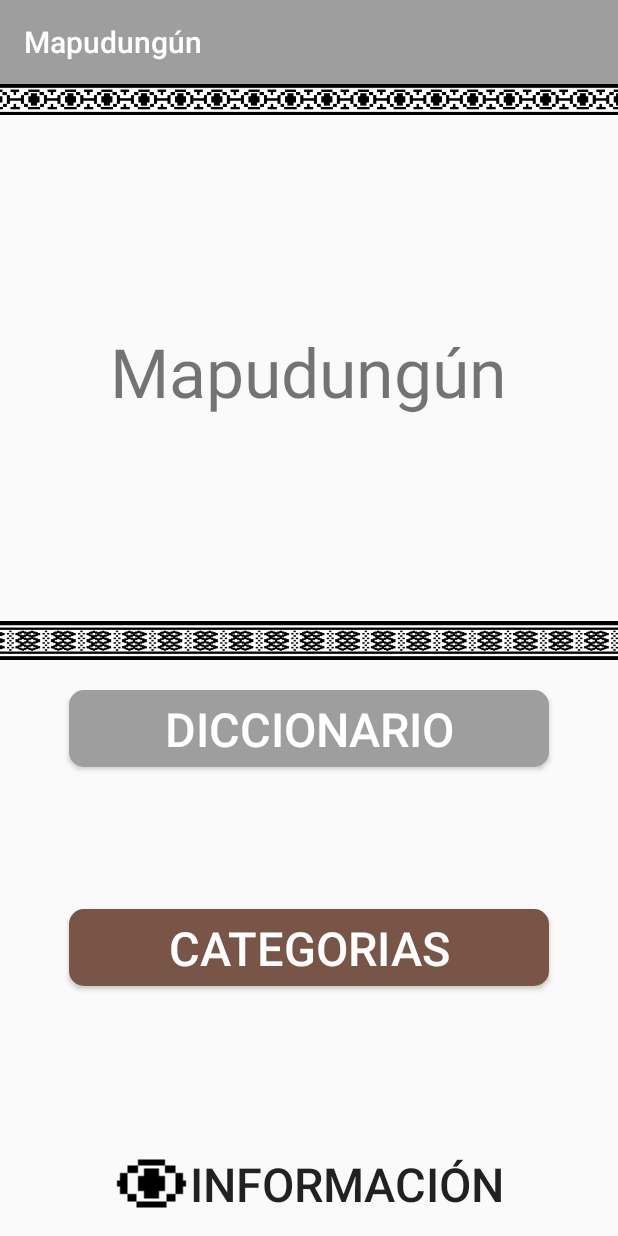
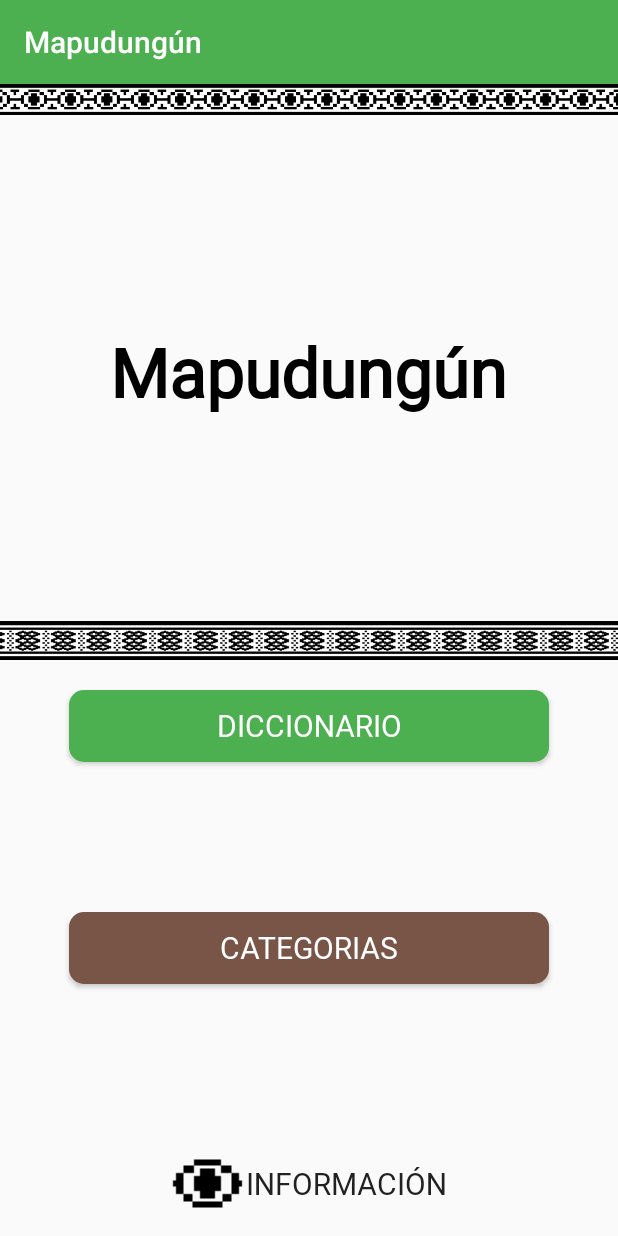
Before and after one commit to AquiEstaElCodigo/Mapudungun, an Android app: the screen it shows after launch (MainActivity), on a phone screen of 412 x 824 dp. Run offline under Robolectric (Android 15) with nearby library versions, the phone set to English and light mode, and no system bars.

Commit message:
estilo actividades

```diff
--- a/app/src/main/res/layout-land/activity_abc_.xml
+++ b/app/src/main/res/layout-land/activity_abc_.xml
@@ -31,7 +31,8 @@
             android:orientation="vertical">
 
             <TextView
-                android:id="@+id/textView3"
+                android:id="@+id/titulo_diccionario"
+                style="@style/estilo_titulos"
                 android:layout_width="wrap_content"
                 android:layout_height="wrap_content"
                 android:layout_gravity="center_horizontal|center"
--- a/app/src/main/res/layout-land/activity_categorias.xml
+++ b/app/src/main/res/layout-land/activity_categorias.xml
@@ -31,6 +31,7 @@
 
             <TextView
                 android:id="@+id/tv_tituloCategorias"
+                style="@style/estilo_titulos"
                 android:layout_width="wrap_content"
                 android:layout_height="wrap_content"
                 android:layout_gravity="center_horizontal|center"
--- a/app/src/main/res/layout-land/activity_main.xml
+++ b/app/src/main/res/layout-land/activity_main.xml
@@ -1,6 +1,5 @@
 <?xml version="1.0" encoding="utf-8"?>
-<LinearLayout
-    xmlns:android="http://schemas.android.com/apk/res/android"
+<LinearLayout xmlns:android="http://schemas.android.com/apk/res/android"
     xmlns:app="http://schemas.android.com/apk/res-auto"
     xmlns:tools="http://schemas.android.com/tools"
     android:layout_width="match_parent"
@@ -26,8 +25,8 @@
         <FrameLayout
             android:layout_width="match_parent"
             android:layout_height="match_parent"
-            android:orientation="vertical"
-            android:layout_weight="1">
+            android:layout_weight="1"
+            android:orientation="vertical">
 
             <ImageView
                 android:id="@+id/imageView2"
@@ -39,11 +38,12 @@
                 android:src="@mipmap/banner_lat_land" />
 
             <TextView
+                android:id="@+id/textView4"
+                style="@style/estilo_titulos"
                 android:layout_width="wrap_content"
                 android:layout_height="wrap_content"
+                android:layout_gravity="center"
                 android:text="@string/titulo_act_principal"
-                android:id="@+id/textView4"
-                android:layout_gravity="center"
                 android:textSize="@dimen/tamano_titulo" />
 
         </FrameLayout>
@@ -51,35 +51,35 @@
         <FrameLayout
             android:layout_width="match_parent"
             android:layout_height="match_parent"
-        android:orientation="vertical"
-        android:layout_weight="1">
+            android:layout_weight="1"
+            android:orientation="vertical">
 
 
             <Button
+                android:id="@+id/btn_diccionario"
                 android:layout_width="wrap_content"
                 android:layout_height="wrap_content"
+                android:layout_gravity="center_horizontal|top"
+                android:layout_marginTop="@dimen/margen_sup_boton"
+                android:width="@dimen/ancho_boton"
+                android:background="@drawable/redondear_boton"
+                android:onClick="ejecutarBotonesMain"
                 android:text="@string/boton_diccionario"
-            android:background="@drawable/redondear_boton"
-            android:id="@+id/btn_diccionario"
                 android:textColor="@color/ColorTextoBoton"
-            android:textSize="@dimen/tamano_texto_boton"
-            android:layout_marginTop="@dimen/margen_sup_boton"
-            android:layout_gravity="center_horizontal|top"
-            android:width="@dimen/ancho_boton"
-            android:onClick="ejecutarBotonesMain" />
+                android:textSize="@dimen/tamano_texto_boton" />
 
             <Button
+                android:id="@+id/btn_categorias"
                 android:layout_width="wrap_content"
                 android:layout_height="wrap_content"
+                android:layout_gravity="center"
+                android:layout_marginTop="@dimen/margen_sup_boton"
+                android:width="@dimen/ancho_boton"
+                android:background="@drawable/redondear_boton_categorias"
+                android:onClick="ejecutarBotonesMain"
                 android:text="@string/boton_categorias"
-            android:background="@drawable/redondear_boton_categorias"
-            android:id="@+id/btn_categorias"
                 android:textColor="@color/ColorTextoBoton"
-            android:layout_marginTop="@dimen/margen_sup_boton"
-            android:textSize="@dimen/tamano_texto_boton"
-            android:width="@dimen/ancho_boton"
-            android:layout_gravity="center"
-            android:onClick="ejecutarBotonesMain" />
+                android:textSize="@dimen/tamano_texto_boton" />
 
             <Button
                 android:id="@+id/btnInformacion"
--- a/app/src/main/res/layout/activity_abc_.xml
+++ b/app/src/main/res/layout/activity_abc_.xml
@@ -23,7 +23,8 @@
             android:src="@mipmap/banner" />
 
         <TextView
-            android:id="@+id/textView3"
+            android:id="@+id/titulo_diccionario"
+            style="@style/estilo_titulos"
             android:layout_width="wrap_content"
             android:layout_height="wrap_content"
             android:layout_gravity="center_horizontal|center"
--- a/app/src/main/res/layout/activity_categorias.xml
+++ b/app/src/main/res/layout/activity_categorias.xml
@@ -24,6 +24,7 @@
 
         <TextView
             android:id="@+id/tv_tituloCategorias"
+            style="@style/estilo_titulos"
             android:layout_width="wrap_content"
             android:layout_height="wrap_content"
             android:layout_gravity="center_horizontal|center"
--- a/app/src/main/res/layout/activity_main.xml
+++ b/app/src/main/res/layout/activity_main.xml
@@ -1,6 +1,5 @@
 <?xml version="1.0" encoding="utf-8"?>
-<LinearLayout
-    xmlns:android="http://schemas.android.com/apk/res/android"
+<LinearLayout xmlns:android="http://schemas.android.com/apk/res/android"
     xmlns:app="http://schemas.android.com/apk/res-auto"
     xmlns:tools="http://schemas.android.com/tools"
     android:layout_width="match_parent"
@@ -11,8 +10,8 @@
     <FrameLayout
         android:layout_width="match_parent"
         android:layout_height="match_parent"
-        android:orientation="vertical"
-        android:layout_weight="1">
+        android:layout_weight="1"
+        android:orientation="vertical">
 
         <ImageView
             android:id="@+id/imageView"
@@ -34,46 +33,48 @@
             android:src="@mipmap/banner_inferior" />
 
         <TextView
+            android:id="@+id/tv_titulo_principal"
+            style="@style/estilo_titulos"
             android:layout_width="wrap_content"
             android:layout_height="wrap_content"
-            android:text="@string/titulo_act_principal"
-            android:id="@+id/textView4"
             android:layout_gravity="center"
-            android:textSize="@dimen/tamano_titulo" />
+            android:text="@string/titulo_act_principal" />
 
     </FrameLayout>
 
     <FrameLayout
         android:layout_width="match_parent"
         android:layout_height="match_parent"
-        android:orientation="vertical"
-        android:layout_weight="1">
+        android:layout_weight="1"
+        android:orientation="vertical">
 
 
         <Button
+            android:id="@+id/btn_diccionario"
             android:layout_width="wrap_content"
             android:layout_height="wrap_content"
+            android:layout_gravity="center_horizontal|top"
+            android:layout_marginTop="@dimen/margen_sup_boton"
+            android:width="@dimen/ancho_boton"
+            android:background="@drawable/redondear_boton"
+            android:fontFamily="@font/roboto"
+            android:onClick="ejecutarBotonesMain"
             android:text="@string/boton_diccionario"
-            android:background="@drawable/redondear_boton"
-            android:id="@+id/btn_diccionario"
             android:textColor="@color/ColorTextoBoton"
-            android:textSize="@dimen/tamano_texto_boton"
-            android:layout_marginTop="@dimen/margen_sup_boton"
-            android:layout_gravity="center_horizontal|top"
-            android:width="@dimen/ancho_boton"
-            android:onClick="ejecutarBotonesMain" />
+            android:textSize="@dimen/tamano_texto_boton" />
 
         <Button
+            android:id="@+id/btn_categorias"
             android:layout_width="wrap_content"
             android:layout_height="wrap_content"
+            android:layout_gravity="center"
+            android:width="@dimen/ancho_boton"
+            android:background="@drawable/redondear_boton_categorias"
+            android:fontFamily="@font/roboto"
+            android:onClick="ejecutarBotonesMain"
             android:text="@string/boton_categorias"
-            android:background="@drawable/redondear_boton_categorias"
-            android:id="@+id/btn_categorias"
             android:textColor="@color/ColorTextoBoton"
-            android:textSize="@dimen/tamano_texto_boton"
-            android:width="@dimen/ancho_boton"
-            android:layout_gravity="center"
-            android:onClick="ejecutarBotonesMain" />
+            android:textSize="@dimen/tamano_texto_boton" />
 
         <Button
             android:id="@+id/btnInformacion"
@@ -83,14 +84,13 @@
             android:layout_gravity="center_horizontal|bottom"
             android:contentDescription="@string/imageButton"
             android:drawableStart="@mipmap/logo_btn_info"
+            android:fontFamily="@font/roboto"
             android:onClick="ejecutarBotonesMain"
             android:scaleType="fitEnd"
             android:text="@string/bnt_informacion"
             android:textSize="@dimen/tamano_texto_boton" />
 
 
-
-
     </FrameLayout>
 
 
--- a/app/src/main/res/values/colors.xml
+++ b/app/src/main/res/values/colors.xml
@@ -1,8 +1,8 @@
 <?xml version="1.0" encoding="utf-8"?>
 <resources>
-    <color name="colorPrimary">#9e9e9e</color>
-    <color name="colorPrimaryDark">#707070</color>
-    <color name="colorAccent">#cfcfcf</color>
+    <color name="colorPrimary">#4CAF50</color>
+    <color name="colorPrimaryDark">#388E3C</color>
+    <color name="colorAccent">#FF5252</color>
 
     <color name="textColorPrimary">#212121</color>
     <color name="textColor">#212121</color>
@@ -12,6 +12,8 @@
     <color name="ColorBotonesCategorias">#795548</color>
     <color name="appBarInformacion">#f44336</color>
 
+    <color name="color_titulos">#000000</color>
+    <color name="color_texto_todocat">#000000</color>
     <color name="backgroundSplash">#4CAF50</color>
 
 </resources>
--- a/app/src/main/res/values/dimens.xml
+++ b/app/src/main/res/values/dimens.xml
@@ -5,7 +5,7 @@
     <dimen name="elevacion_app_bar">4dp</dimen>
     <dimen name="margen_boton_flotante">10dp</dimen>
     <dimen name="elevacion_boton_flotante">6dp</dimen>
-    <dimen name="tamano_texto_boton">14pt</dimen>
+    <dimen name="tamano_texto_boton">20sp</dimen>
     <dimen name="margen_sup_boton">20dp</dimen>
     <dimen name="ancho_boton">320dp</dimen>
     <dimen name="ancho_boton_categorias">350dp</dimen>
@@ -21,7 +21,8 @@
     <dimen name="margen_sup_texto">10dp</dimen>
     <dimen name="margen_izq_listv">15dp</dimen>
     <dimen name="margen_sup_listv">10dp</dimen>
-    <dimen name="tamano_texto_botonland">12pt</dimen>
+    <dimen name="tamano_texto_botonland">12sp</dimen>
     <dimen name="peso_boton_diccionatio">0.5</dimen>
+    <dimen name="tamano_texto_listview">20sp</dimen>
 
 </resources>
--- a/app/src/main/res/values/styles.xml
+++ b/app/src/main/res/values/styles.xml
@@ -41,5 +41,27 @@
         <item name="android:layout_marginLeft">@dimen/margen_izq_boton</item>
     </style>
 
+    <style name="estilo_titulos">
+        <item name="android:fontFamily">@font/roboto</item>
+        <item name="android:textColor">#000000</item>
+        <item name="android:textSize">@dimen/tamano_titulo</item>
+        <item name="android:textStyle">bold</item>
+    </style>
+
+    <style name="estilo_listview">
+        <item name="android:fontFamily">@font/roboto</item>
+        <item name="android:textColor">@color/color_titulos</item>
+        <item name="android:textSize">@dimen/tamano_texto_listview</item>
+        <item name="android:textStyle">bold</item>
+    </style>
+
+    <style name="estilo_texto_todocat">
+        <item name="android:layout_marginStart">@dimen/margen_izq_texto</item>
+        <item name="android:layout_marginTop">@dimen/margen_sup_texto</item>
+        <item name="android:fontFamily">@font/roboto</item>
+        <item name="android:textColor">@color/color_texto_todocat</item>
+        <item name="android:textSize">@dimen/tamano_texto_todocat</item>
+    </style>
+
 
 </resources>
```
Also changed, not shown: app/src/main/res/layout-land/activity_palabras.xml (+10 -11 lines), app/src/main/res/layout-land/activity_todo_categorias.xml (+13 -14 lines), app/src/main/res/layout/activity_palabras.xml (+10 -13 lines), app/src/main/res/layout/activity_todo_categorias.xml (+23 -24 lines), app/src/main/res/font/roboto.ttf (added). Lines whose indentation alone changed are shown as unchanged.
